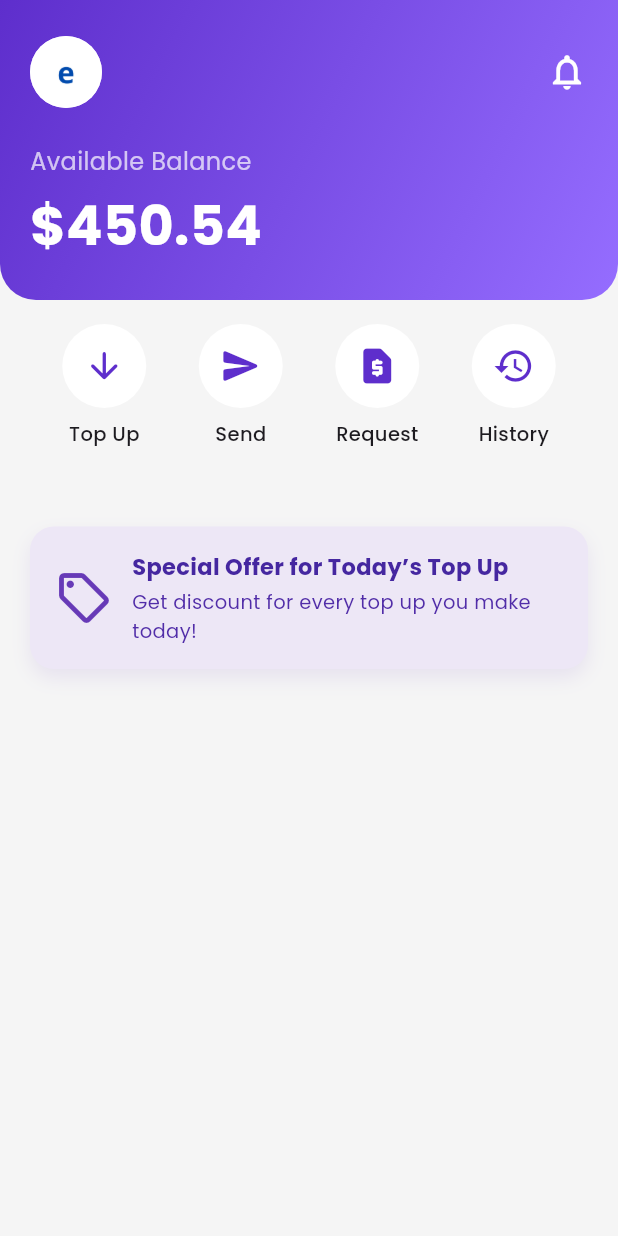
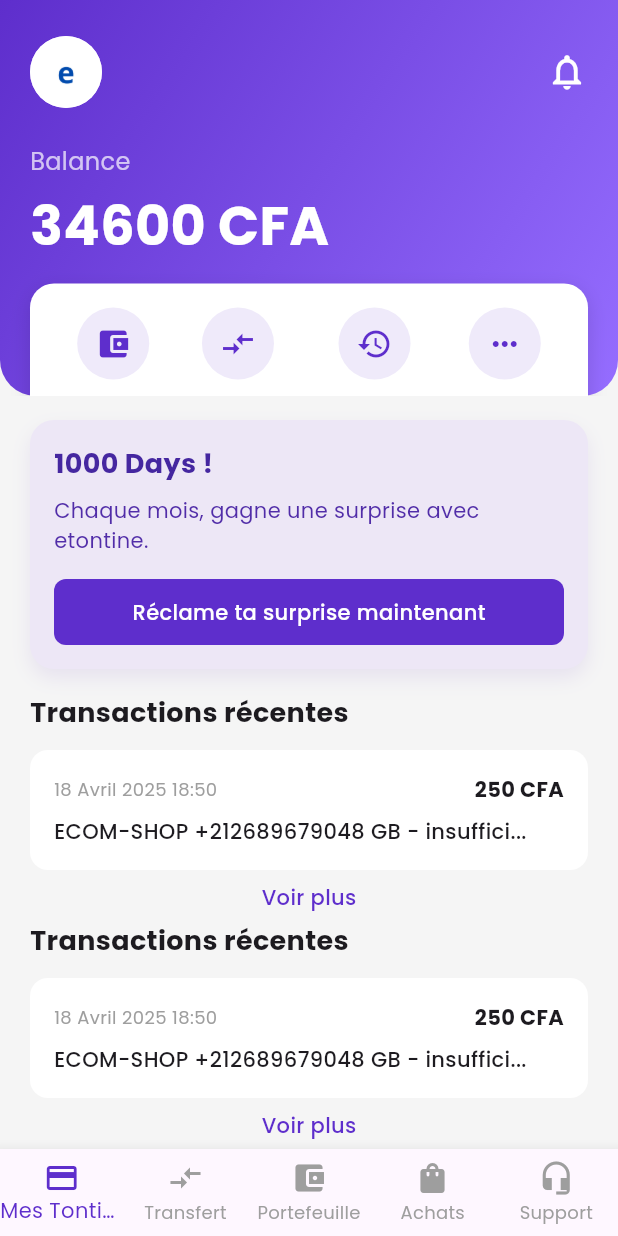
Before and after one commit to joel710/entontine, a Flutter app: the HomeScreen screen opened by its route, on a phone screen of 412 x 824 dp. Run offline on Flutter 3.47's test engine with Material 3 defaults, Android fonts, the light colour scheme and no system bars; our stand-ins replace google_fonts.

Commit message:
amelioration de l'interface dashboard

```diff
--- a/lib/home.dart
+++ b/lib/home.dart
@@ -1,6 +1,7 @@
 import 'package:flutter/material.dart';
 import 'package:google_fonts/google_fonts.dart';
 import 'profil.dart';
+
 class HomeScreen extends StatefulWidget {
   const HomeScreen({Key? key}) : super(key: key);
 
@@ -23,20 +24,27 @@ class _HomeScreenState extends State<HomeScreen> {
             children: [
               _buildTopSection(),
               SizedBox(height: 16),
-              _buildActionButtons(),
+              _buildPromoCard(),
               SizedBox(height: 16),
-              // _buildServiceGrid(),
+              _buildRecentTransactions(),
+              SizedBox(height: 6),
+              _buildRecentTransactions(),
               SizedBox(height: 16),
-              _buildPromoCard(),
+              _buildReferralSection(),
+
+              SizedBox(height: 16),
             ],
           ),
         ),
       ),
+      bottomNavigationBar: _buildBottomNavigationBar(),
     );
   }
 
   Widget _buildTopSection() {
-    return Container(
+    return Stack(
+      children: [
+        Container(
           width: double.infinity,
           padding: const EdgeInsets.symmetric(horizontal: 20, vertical: 24),
           decoration: BoxDecoration(
@@ -45,9 +53,7 @@ class _HomeScreenState extends State<HomeScreen> {
               begin: Alignment.topLeft,
               end: Alignment.bottomRight,
             ),
-        borderRadius: BorderRadius.vertical(
-          bottom: Radius.circular(24),
-        ),
+            borderRadius: BorderRadius.vertical(bottom: Radius.circular(24)),
           ),
           child: Column(
             crossAxisAlignment: CrossAxisAlignment.start,
@@ -74,7 +80,7 @@ class _HomeScreenState extends State<HomeScreen> {
 
               SizedBox(height: 24),
               Text(
-            "Available Balance",
+                "Balance",
                 style: GoogleFonts.poppins(
                   color: Colors.white70,
                   fontSize: 16,
@@ -84,47 +90,73 @@ class _HomeScreenState extends State<HomeScreen> {
 
               SizedBox(height: 6),
               Text(
-            "\$450.54",
+                "34600 CFA",
                 style: GoogleFonts.poppins(
                   color: Colors.white,
                   fontSize: 36,
                   fontWeight: FontWeight.w700,
                 ),
               ),
+              SizedBox(height: 24),
+              SizedBox(height: 40), // Espace pour la boîte blanche
             ],
           ),
+        ),
+        Positioned(
+          bottom: -30,
+          left: 20,
+          right: 20,
+          child: _buildActionButtons(),
+        ),
+      ],
     );
   }
 
   Widget _buildActionButtons() {
     final buttons = [
-      {'icon': Icons.arrow_downward_rounded, 'label': 'Top Up'},
-      {'icon': Icons.send_rounded, 'label': 'Send'},
-      {'icon': Icons.request_page_rounded, 'label': 'Request'},
-      {'icon': Icons.history, 'label': 'History'},
+      {'icon': Icons.account_balance_wallet, 'label': 'Dépôt'},
+      {'icon': Icons.compare_arrows, 'label': 'Transfert'},
+      {'icon': Icons.history, 'label': 'Historique'},
+      {'icon': Icons.more_horiz, 'label': 'Plus'},
     ];
 
-    return Padding(
-      padding: const EdgeInsets.symmetric(horizontal: 24.0),
+    return Container(
+      padding: EdgeInsets.all(16),
+      decoration: BoxDecoration(
+        color: Colors.white,
+        borderRadius: BorderRadius.circular(16),
+        boxShadow: [
+          BoxShadow(
+            color: Colors.black12,
+            blurRadius: 10,
+            offset: Offset(0, 4),
+          ),
+        ],
+      ),
       child: Row(
         mainAxisAlignment: MainAxisAlignment.spaceAround,
-        children: buttons.map((btn) {
+        children:
+            buttons.map((btn) {
               return Column(
+                mainAxisSize: MainAxisSize.min,
                 children: [
-              CircleAvatar(
-                radius: 28,
-                backgroundColor: Colors.white,
+                  Container(
+                    padding: EdgeInsets.all(12),
+                    decoration: BoxDecoration(
+                      color: primaryColor.withOpacity(0.1),
+                      shape: BoxShape.circle,
+                    ),
                     child: Icon(
                       btn['icon'] as IconData,
                       color: primaryColor,
-                  size: 28,
+                      size: 24,
                     ),
                   ),
                   SizedBox(height: 8),
                   Text(
                     btn['label'] as String,
                     style: GoogleFonts.poppins(
-                  fontSize: 13,
+                      fontSize: 12,
                       fontWeight: FontWeight.w500,
                     ),
                   ),
@@ -135,10 +167,9 @@ class _HomeScreenState extends State<HomeScreen> {
     );
   }
 
-
   Widget _buildPromoCard() {
     return Padding(
-      padding: const EdgeInsets.all(20),
+      padding: const EdgeInsets.symmetric(horizontal: 20),
       child: Container(
         decoration: BoxDecoration(
           color: Colors.deepPurple.shade50,
@@ -148,36 +179,151 @@ class _HomeScreenState extends State<HomeScreen> {
               color: Colors.deepPurple.withOpacity(0.1),
               blurRadius: 10,
               offset: Offset(0, 6),
-            )
+            ),
           ],
+        ),
+        padding: const EdgeInsets.all(16),
+        child: Column(
+          crossAxisAlignment: CrossAxisAlignment.start,
+          children: [
+            Text(
+              "1000 Days !",
+              style: GoogleFonts.poppins(
+                fontWeight: FontWeight.bold,
+                fontSize: 18,
+                color: Colors.deepPurple.shade800,
+              ),
+            ),
+            SizedBox(height: 8),
+            Text(
+              "Chaque mois, gagne une surprise avec etontine.",
+              style: GoogleFonts.poppins(
+                fontSize: 14,
+                color: Colors.deepPurple.shade700,
+              ),
+            ),
+            SizedBox(height: 16),
+            Container(
+              width: double.infinity,
+              padding: EdgeInsets.symmetric(vertical: 12),
+              decoration: BoxDecoration(
+                color: primaryColor,
+                borderRadius: BorderRadius.circular(8),
+              ),
+              child: Center(
+                child: Text(
+                  "Réclame ta surprise maintenant",
+                  style: GoogleFonts.poppins(
+                    color: Colors.white,
+                    fontWeight: FontWeight.w500,
+                  ),
+                ),
+              ),
+            ),
+          ],
+        ),
+      ),
+    );
+  }
+
+Widget _buildRecentTransactions() {
+    return Padding(
+      padding: const EdgeInsets.symmetric(horizontal: 20),
+      child: Column(
+        crossAxisAlignment: CrossAxisAlignment.start,
+        children: [
+          Text(
+            "Transactions récentes",
+            style: GoogleFonts.poppins(
+              fontWeight: FontWeight.bold,
+              fontSize: 18,
+            ),
+          ),
+          SizedBox(height: 12),
+          Container(
+            padding: EdgeInsets.all(16),
+            decoration: BoxDecoration(
+              color: Colors.white,
+              borderRadius: BorderRadius.circular(12),
+            ),
+            child: Column(
+              children: [
+                Row(
+                  mainAxisAlignment: MainAxisAlignment.spaceBetween,
+                  children: [
+                    Text(
+                      "18 Avril 2025 18:50",
+                      style: GoogleFonts.poppins(
+                        fontSize: 12,
+                        color: Colors.grey,
+                      ),
+                    ),
+                    Text(
+                      "250 CFA",
+                      style: GoogleFonts.poppins(fontWeight: FontWeight.bold),
+                    ),
+                  ],
+                ),
+                SizedBox(height: 8),
+                Row(
+                  children: [
+                    Expanded(
+                      child: Text(
+                        "ECOM-SHOP +212689679048 GB - insuffici...",
+                        style: GoogleFonts.poppins(fontWeight: FontWeight.w500),
+                      ),
+                    ),
+                  ],
+                ),
+              ],
+            ),
+          ),
+          SizedBox(height: 8),
+          Center(
+            child: Text(
+              "Voir plus",
+              style: GoogleFonts.poppins(
+                color: primaryColor,
+                fontWeight: FontWeight.w500,
+              ),
+            ),
+          ),
+        ],
+      ),
+    );
+  }
+
+  Widget _buildReferralSection() {
+    return Padding(
+      padding: const EdgeInsets.symmetric(horizontal: 20),
+      child: Container(
+        decoration: BoxDecoration(
+          color: Colors.amber.shade50,
+          borderRadius: BorderRadius.circular(16),
         ),
         padding: const EdgeInsets.all(16),
         child: Row(
           children: [
-            Icon(
-              Icons.local_offer_outlined,
-              color: Colors.deepPurple,
-              size: 40,
-            ),
+            Icon(Icons.share, color: Colors.amber.shade700, size: 40),
             SizedBox(width: 12),
             Expanded(
               child: Column(
                 crossAxisAlignment: CrossAxisAlignment.start,
                 children: [
                   Text(
-                    "Special Offer for Today’s Top Up",
+                    "Partagez etontine avec vos proches",
                     style: GoogleFonts.poppins(
                       fontWeight: FontWeight.bold,
                       fontSize: 15,
-                      color: Colors.deepPurple.shade800,
+                      color: Colors.amber.shade800,
                     ),
                   ),
                   SizedBox(height: 4),
                   Text(
-                    "Get discount for every top up you make today!",
+                    "Partagez etontine avec vos amis et gagnez plein de lots",
                     style: GoogleFonts.poppins(
                       fontSize: 13,
-                      color: Colors.deepPurple.shade700,
+                      color: Colors.amber.shade700,
                     ),
                   ),
                 ],
@@ -188,4 +334,35 @@ class _HomeScreenState extends State<HomeScreen> {
       ),
     );
   }
+
+
+  Widget _buildBottomNavigationBar() {
+    return BottomNavigationBar(
+      type: BottomNavigationBarType.fixed,
+      selectedItemColor: primaryColor,
+      unselectedItemColor: Colors.grey,
+      items: [
+        BottomNavigationBarItem(
+          icon: Icon(Icons.credit_card),
+          label: 'Mes Tontine',
+        ),
+        BottomNavigationBarItem(
+          icon: Icon(Icons.compare_arrows),
+          label: 'Transfert',
+        ),
+        BottomNavigationBarItem(
+          icon: Icon(Icons.account_balance_wallet),
+          label: 'Portefeuille',
+        ),
+        BottomNavigationBarItem(
+          icon: Icon(Icons.shopping_bag),
+          label: 'Achats',
+        ),
+        BottomNavigationBarItem(
+          icon: Icon(Icons.headset_mic),
+          label: 'Support',
+        ),
+      ],
+    );
   }
+}
```
Lines whose indentation alone changed are shown as unchanged.
